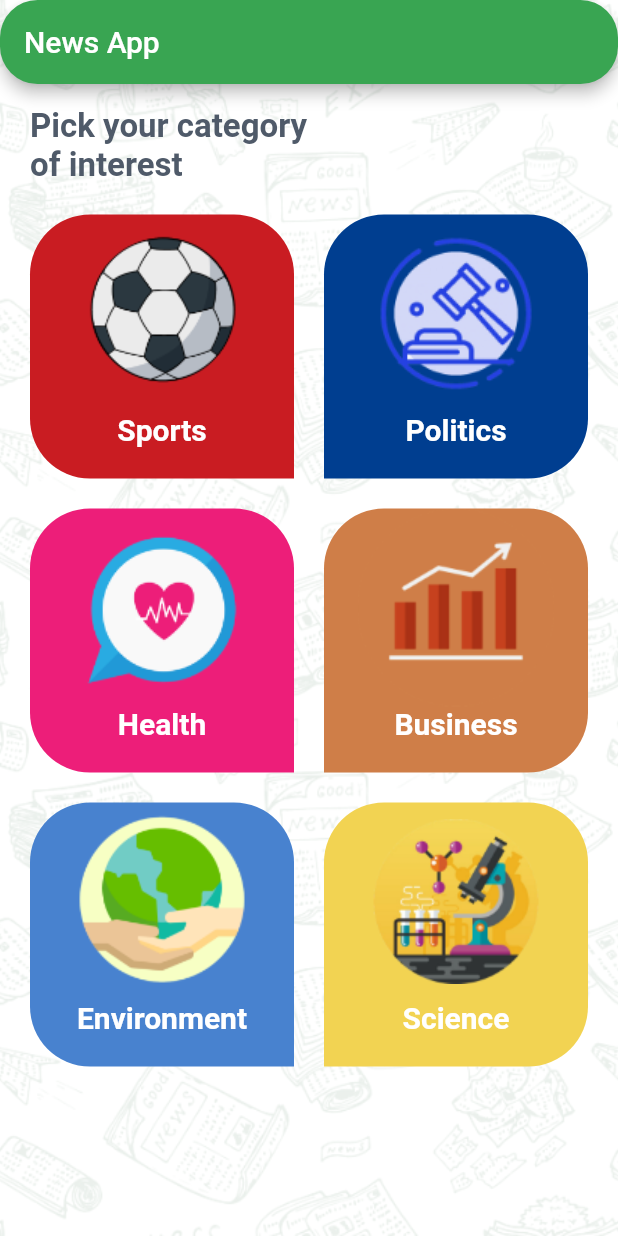
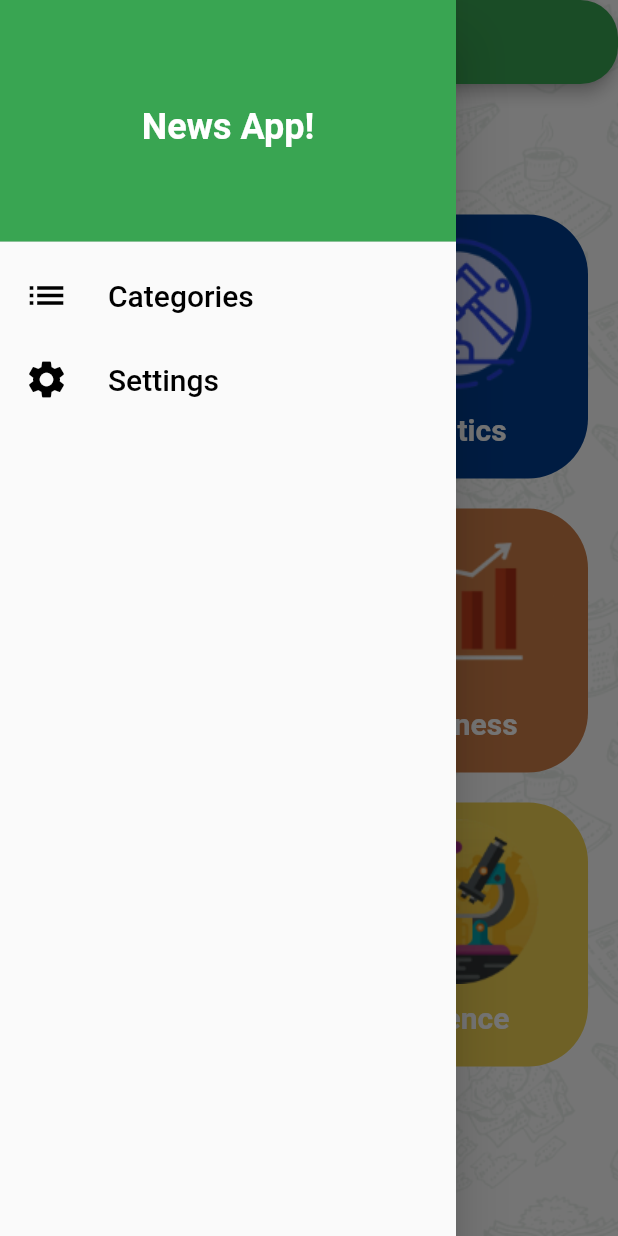
Before and after one commit to Flutter-Course-Cycle-4/news_app, a Flutter app: the screen it shows after launch, with the side drawer open (before the commit the screen has no drawer), on a phone screen of 412 x 824 dp. Run offline on Flutter 3.47's test engine with Material 2 defaults, Android fonts, the phone set to English and light mode, and no system bars.

Commit message:
done drawer

```diff
--- a/lib/views/screens/home_screen.dart
+++ b/lib/views/screens/home_screen.dart
@@ -1,6 +1,7 @@
 import 'package:flutter/material.dart';
 import 'package:news_app/views/widgets/category_item.dart';
 import 'package:news_app/views/widgets/category_screen_title.dart';
+import 'package:news_app/views/widgets/my_drawer.dart';
 
 class HomeScreen extends StatelessWidget {
   static const String routeName = 'home';
@@ -19,6 +20,7 @@ class HomeScreen extends StatelessWidget {
         ),
       ),
       child: Scaffold(
+        drawer: const MyDrawer(),
         backgroundColor: Colors.transparent,
         appBar: AppBar(
           shape: RoundedRectangleBorder(
--- a/lib/views/screens/news_screen.dart
+++ b/lib/views/screens/news_screen.dart
@@ -1,4 +1,5 @@
 import 'package:flutter/material.dart';
+import 'package:news_app/views/widgets/my_drawer.dart';
 
 class NewsScreen extends StatelessWidget {
   static const String routeName = 'news';
@@ -18,6 +19,7 @@ class NewsScreen extends StatelessWidget {
         ),
       ),
       child: Scaffold(
+        drawer: const MyDrawer(),
         backgroundColor: Colors.transparent,
         appBar: AppBar(
           shape: RoundedRectangleBorder(
--- /dev/null
+++ b/lib/views/widgets/my_drawer.dart
@@ -0,0 +1,62 @@
+import 'package:flutter/cupertino.dart';
+import 'package:flutter/material.dart';
+import 'package:news_app/views/screens/home_screen.dart';
+
+class MyDrawer extends StatelessWidget {
+  const MyDrawer({Key? key}) : super(key: key);
+
+  @override
+  Widget build(BuildContext context) {
+    return Drawer(
+      child: Column(
+        children: [
+          DrawerHeader(
+            decoration: BoxDecoration(
+              color: Theme.of(context).primaryColor,
+            ),
+            child: const Center(
+              child: Text(
+                'News App!',
+                style: TextStyle(
+                  color: Colors.white,
+                  fontSize: 24,
+                  fontWeight: FontWeight.bold,
+                ),
+              ),
+            ),
+          ),
+          ListTile(
+            onTap: () {
+              if (ModalRoute.of(context)!.settings.name !=
+                  HomeScreen.routeName) {
+                Navigator.of(context)
+                    .pushReplacementNamed(HomeScreen.routeName);
+              }
+            },
+            leading: const Icon(
+              Icons.list,
+              color: Colors.black,
+              size: 30,
+            ),
+            title: const Text(
+              'Categories',
+              style: TextStyle(color: Colors.black, fontSize: 20),
+            ),
+          ),
+          ListTile(
+            onTap: () {},
+            leading: const Icon(
+              Icons.settings,
+              color: Colors.black,
+              size: 30,
+            ),
+            title: const Text(
+              'Settings',
+              style: TextStyle(color: Colors.black, fontSize: 20),
+            ),
+          ),
+        ],
+      ),
+    );
+  }
+}
```
